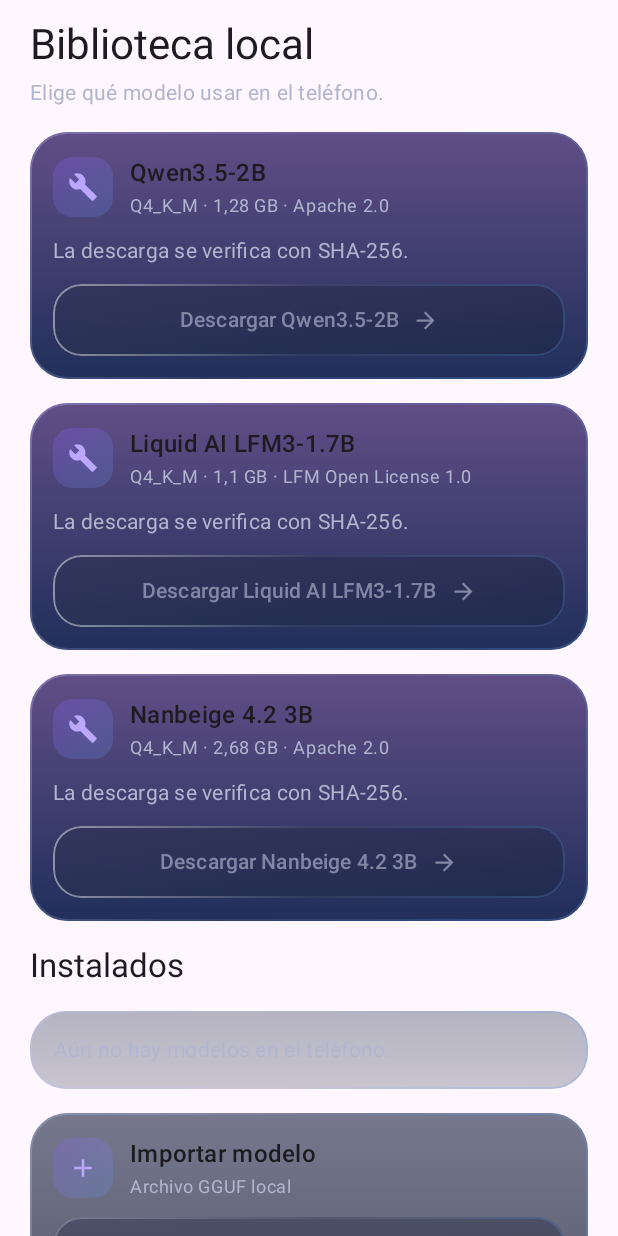
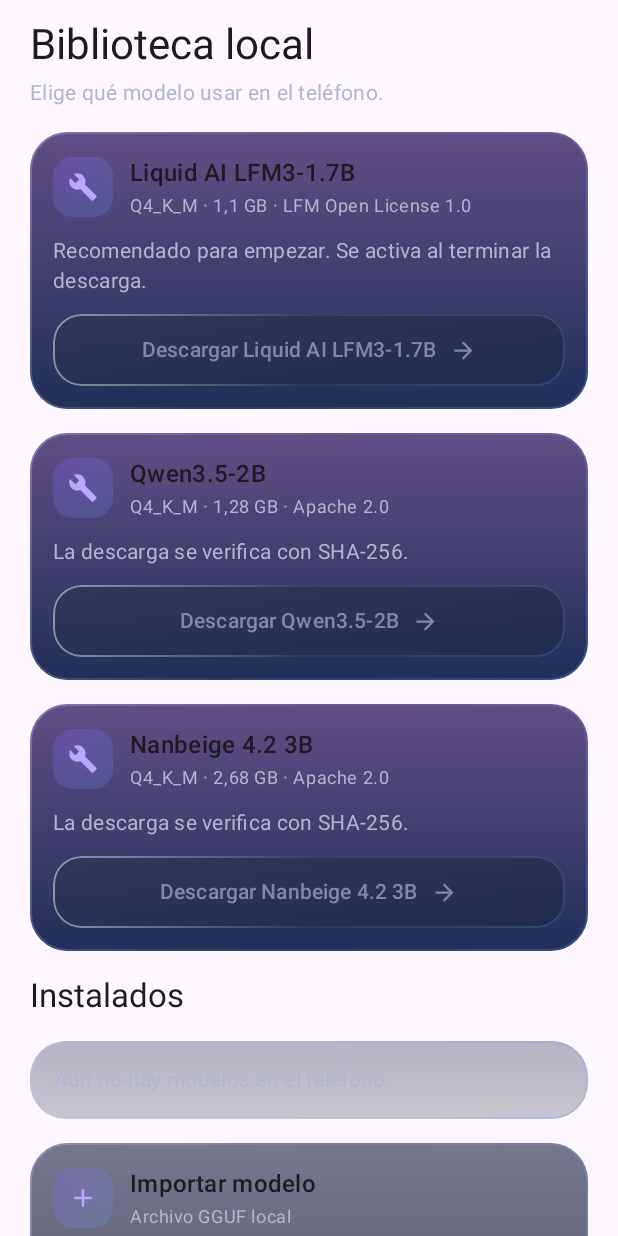
Before and after one commit to operador785b-star/Ai-android-local, an Android app built with Jetpack Compose: the composable ModelScreen shown on its own in the app's theme, on a phone screen of 412 x 824 dp. Run offline under Robolectric (Android 15) with nearby library versions, the phone set to English and light mode, and no system bars.

Commit message:
Facilita empezar con LFM3 y aclara la importación local

```diff
--- a/app/build.gradle.kts
+++ b/app/build.gradle.kts
@@ -13,8 +13,8 @@ android {
         applicationId = "com.ialocal.android"
         minSdk = 28
         targetSdk = 35
-        versionCode = 7
-        versionName = "0.4.3"
+        versionCode = 8
+        versionName = "0.4.4"
         testInstrumentationRunner = "androidx.test.runner.AndroidJUnitRunner"
         ndk { abiFilters += "arm64-v8a" }
         externalNativeBuild {
@@ -36,7 +36,7 @@ android {
     buildTypes {
         create("visualPreview") {
             initWith(getByName("debug"))
-            applicationIdSuffix = ".preview.v043"
+            applicationIdSuffix = ".preview.v044"
             versionNameSuffix = "-preview"
             matchingFallbacks += "debug"
         }
--- a/app/src/main/java/com/ialocal/android/model/GgufTransfer.kt
+++ b/app/src/main/java/com/ialocal/android/model/GgufTransfer.kt
@@ -23,7 +23,10 @@ internal object GgufTransfer {
             headerOffset += count
         }
         if (!header.contentEquals(byteArrayOf(0x47, 0x47, 0x55, 0x46))) {
-            throw ModelException("El archivo no tiene una cabecera GGUF válida.")
+            if (header.contentEquals(byteArrayOf(0x50, 0x4b, 0x03, 0x04))) {
+                throw ModelException("El archivo es un ZIP. Extráelo y elige el modelo .gguf.")
+            }
+            throw ModelException("El archivo no contiene un modelo GGUF válido. Puedes descargar LFM3 desde Modelos locales.")
         }
         val digest = MessageDigest.getInstance("SHA-256")
         digest.update(header)
--- a/app/src/main/java/com/ialocal/android/model/ModelStore.kt
+++ b/app/src/main/java/com/ialocal/android/model/ModelStore.kt
@@ -116,7 +116,7 @@ class ModelStore(private val context: Context) {
                     ?.let { return@withContext it }
             }
             val profile = EngineProfile.inspect(partial)
-                ?: throw ModelException("El formato de este GGUF no es compatible con el motor instalado.")
+                ?: throw ModelException("El GGUF está incompleto o su variante es incompatible. Puedes descargar LFM3 desde el catálogo.")
             val expectedProfile = (catalog?.availability as? ModelAvailability.Ready)?.profile
             if (expectedProfile != null && expectedProfile != profile) {
                 throw ModelException("El perfil del GGUF no coincide con el catálogo.")
--- a/app/src/main/java/com/ialocal/android/ui/ModelsAndSettings.kt
+++ b/app/src/main/java/com/ialocal/android/ui/ModelsAndSettings.kt
@@ -113,18 +113,6 @@ internal fun ModelScreen(
                 Text("Elige qué modelo usar en el teléfono.", Modifier.padding(top = 4.dp),
                     style = MaterialTheme.typography.bodyMedium, color = colors.softInk)
             }
-            items(available, key = { it.sha256 }) { model ->
-                val title = model.name.substringBefore(" · ")
-                PreferenceCard(title, "Q4_K_M · ${fileSize(model.bytes)} · ${model.license}", Icons.Default.Build,
-                    tone = GlassTone.TINTED) {
-                    Text("La descarga se verifica con SHA-256.",
-                        style = MaterialTheme.typography.bodyMedium, color = colors.softInk)
-                    GlassButton({ onDownload(model.sha256) }, Modifier.fillMaxWidth(), enabled = canChange) {
-                        Text("Descargar $title")
-                        Icon(Icons.AutoMirrored.Filled.ArrowForward, null, Modifier.size(18.dp))
-                    }
-                }
-            }
             state.transfer?.let { transfer ->
                 item {
                     PreferenceCard(transfer.label, null, Icons.Default.Info) {
@@ -142,6 +130,20 @@ internal fun ModelScreen(
                         if (transfer.label != "Eliminando modelo") {
                             GlassButton(onCancel, primary = false) { Text("Cancelar transferencia") }
                         }
+                    }
+                }
+            }
+            items(available, key = { it.sha256 }) { model ->
+                val title = model.name.substringBefore(" · ")
+                val hint = if (model == ModelCatalog.recommended) {
+                    "Recomendado para empezar. Se activa al terminar la descarga."
+                } else "La descarga se verifica con SHA-256."
+                PreferenceCard(title, "Q4_K_M · ${fileSize(model.bytes)} · ${model.license}", Icons.Default.Build,
+                    tone = GlassTone.TINTED) {
+                    Text(hint, style = MaterialTheme.typography.bodyMedium, color = colors.softInk)
+                    GlassButton({ onDownload(model.sha256) }, Modifier.fillMaxWidth(), enabled = canChange) {
+                        Text("Descargar $title")
+                        Icon(Icons.AutoMirrored.Filled.ArrowForward, null, Modifier.size(18.dp))
                     }
                 }
             }
@@ -201,8 +203,11 @@ internal fun ModelScreen(
             onDismissRequest = { importDialog = false },
             title = { Text("Importar modelo GGUF") },
             text = {
-                OutlinedTextField(name, { if (it.length <= 52) name = it },
-                    label = { Text("Nombre (opcional)") }, singleLine = true)
+                Column(verticalArrangement = Arrangement.spacedBy(8.dp)) {
+                    Text("Elige el archivo .gguf del modelo. Si viene en ZIP, extráelo primero.")
+                    OutlinedTextField(name, { if (it.length <= 52) name = it },
+                        label = { Text("Nombre (opcional)") }, singleLine = true)
+                }
             },
             dismissButton = { TextButton(onClick = { importDialog = false }) { Text("Cancelar") } },
             confirmButton = {
```
Also changed, not shown: app/src/main/java/com/ialocal/android/chat/ChatViewModel.kt (+9 -4 lines), app/src/main/java/com/ialocal/android/model/ModelCatalog.kt (+14 -14 lines), 6 other files.
